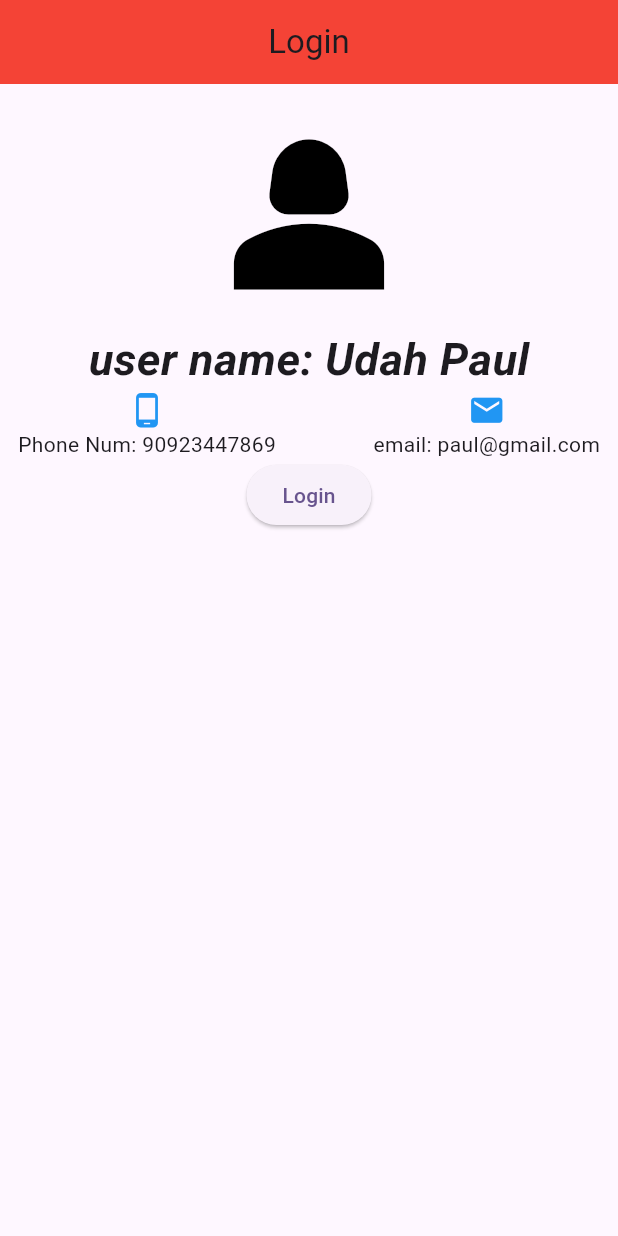
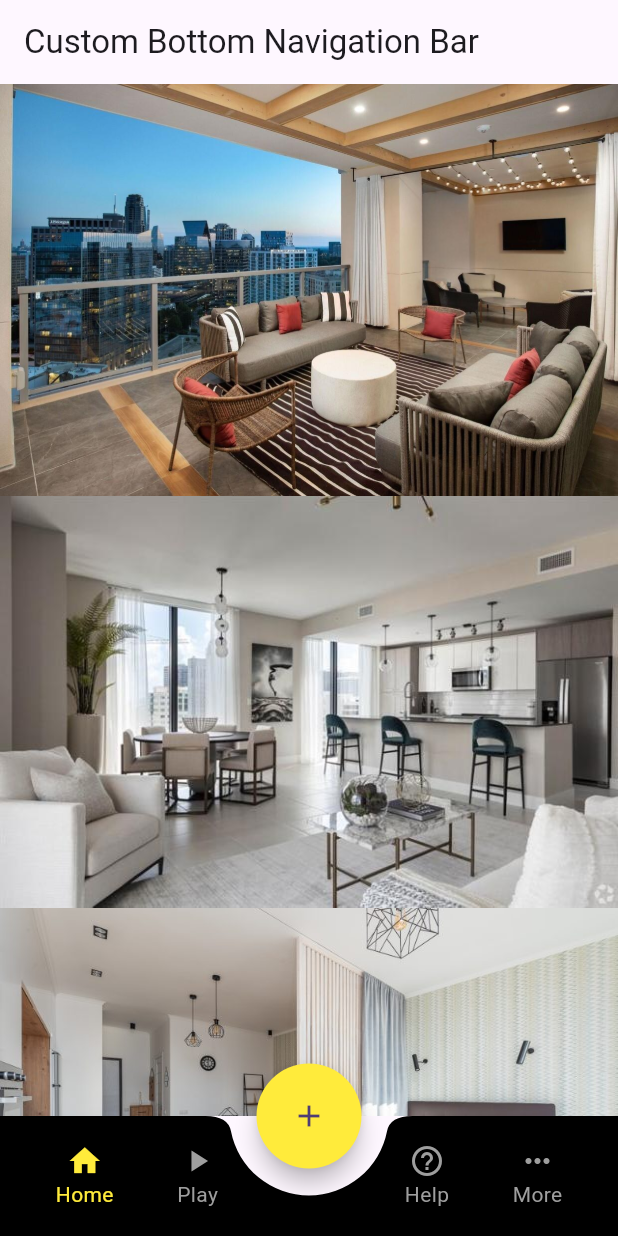
Before and after one commit to Zackcodder/test_app, a Flutter app: the screen it shows after launch, on a phone screen of 412 x 824 dp. Run offline on Flutter 3.47's test engine with Material 3 defaults, Android fonts, the phone set to English and light mode, and no system bars; network calls fail.

```diff
--- /dev/null
+++ b/lib/bottom_nav.dart
@@ -0,0 +1,93 @@
+import 'package:flutter/material.dart';
+
+class BottomNavBar extends StatefulWidget {
+  const BottomNavBar({super.key});
+
+  @override
+  State<BottomNavBar> createState() => _BottomNavBarState();
+}
+
+class _BottomNavBarState extends State<BottomNavBar> {
+  int _selectedIndex = 0;
+
+  void _onItemTapped(int index) {
+    setState(() {
+      _selectedIndex = index;
+    });
+  }
+
+  @override
+  Widget build(BuildContext context) {
+    return Scaffold(
+      appBar: AppBar(
+        title: const Text('Custom Bottom Navigation Bar'),
+      ),
+      body: ListView(
+        scrollDirection: Axis.vertical,
+        children: [
+          ///first house
+          Image.asset('assets/house.jpg'),
+
+          ///2nd house
+          Image.asset('assets/house1.jpg'),
+
+          ///3rd house
+          Image.asset('assets/house2.jpg'),
+
+          ///4th house
+          Image.asset('assets/house3.png'),
+
+          ///internet image
+          Image.network(
+              'https://cdn.pixabay.com/photo/2015/04/23/22/00/tree-736885_640.jpg')
+        ],
+      ),
+      // Center(
+      //   child: Text('Selected Tab: $_selectedIndex'),
+      // ),
+      bottomNavigationBar: BottomAppBar(
+        color: Colors.black,
+        shape: const CircularNotchedRectangle(),
+        notchMargin: 18.0,
+        child: Row(
+          mainAxisAlignment: MainAxisAlignment.spaceAround,
+          children: [
+            _buildNavItem(Icons.home, 'Home', 0),
+            _buildNavItem(Icons.play_arrow, 'Play', 1),
+            const SizedBox(width: 40), // Space for the floating action button
+            _buildNavItem(Icons.help_outline, 'Help', 2),
+            _buildNavItem(Icons.more_horiz, 'More', 3),
+          ],
+        ),
+      ),
+      floatingActionButtonLocation: FloatingActionButtonLocation.centerDocked,
+      floatingActionButton: SizedBox(
+        height: 100,
+        width: 70,
+        child: FloatingActionButton(
+          backgroundColor: Colors.yellow,
+          shape: const CircleBorder(),
+          onPressed: () {
+            // Action for the FAB
+          },
+          child: const Icon(Icons.add),
+        ),
+      ),
+    );
+  }
+
+  Widget _buildNavItem(IconData icon, String label, int index) {
+    Color color = _selectedIndex == index ? Colors.yellow : Colors.grey;
+    return GestureDetector(
+      onTap: () => _onItemTapped(index),
+      child: Column(
+        mainAxisSize: MainAxisSize.min,
+        mainAxisAlignment: MainAxisAlignment.center,
+        children: [
+          Icon(icon, color: color),
+          Text(label, style: TextStyle(color: color)),
+        ],
+      ),
+    );
+  }
+}
--- a/lib/houses_screen.dart
+++ b/lib/houses_screen.dart
@@ -11,39 +11,38 @@ class HousesScreen extends StatelessWidget {
         backgroundColor: Colors.blue,
       ),
       body: Container(
-          height: MediaQuery.of(context).size.height,
-          padding: EdgeInsets.all(23),
-          color: Colors.green,
-          child: Image.network(
-              'https://cdn.pixabay.com/photo/2015/04/23/22/00/tree-736885_640.jpg')
-          // ListView(
-          //   scrollDirection: Axis.vertical,
-          //   children: [
-          //     ///first house
-          //     Container(
-          //       height: MediaQuery.of(context).size.height,
-          //       child: Column(
-          //         children: [
-          //           Image.asset('assets/house.jpg'),
-          //           Text('This is my first apartment')
-          //         ],
-          //       ),
-          //     ),
+        height: MediaQuery.of(context).size.height,
+        padding: EdgeInsets.all(23),
+        color: Colors.green,
+        child: ListView(
+          scrollDirection: Axis.vertical,
+          children: [
+            ///first house
+            Container(
+              height: MediaQuery.of(context).size.height,
+              child: Column(
+                children: [
+                  Image.asset('assets/house.jpg'),
+                  Text('This is my first apartment')
+                ],
+              ),
+            ),
 
-          //     ///2nd house
-          //     Image.asset('assets/house1.jpg'),
+            ///2nd house
+            Image.asset('assets/house1.jpg'),
 
-          //     ///3rd house
-          //     Image.asset('assets/house2.jpg'),
+            ///3rd house
+            Image.asset('assets/house2.jpg'),
 
-          //     ///4th house
-          //     Image.asset('assets/house3.png'),
+            ///4th house
+            Image.asset('assets/house3.png'),
 
-          //     ///internet image
-          //     // AssetImage('https://cdn.pixabay.com/photo/2015/04/23/22/00/tree-736885_640.jpg')
-          //   ],
-          // ),
-          ),
+            ///internet image
+            Image.network(
+                'https://cdn.pixabay.com/photo/2015/04/23/22/00/tree-736885_640.jpg')
+          ],
+        ),
+      ),
     );
   }
 }
--- a/lib/main.dart
+++ b/lib/main.dart
@@ -1,4 +1,5 @@
 import 'package:flutter/material.dart';
+import 'package:test_app/bottom_nav.dart';
 import 'package:test_app/login_screen.dart';
 import 'package:test_app/my_home_page.dart';
 
@@ -18,8 +19,7 @@ class MyApp extends StatelessWidget {
         colorScheme: ColorScheme.fromSeed(seedColor: Colors.deepPurple),
         useMaterial3: true,
       ),
-      home: const LoginScreen(),
-      // const MyHomePage(title: 'Flutter Demo Home Page'),
+      home: const BottomNavBar(),
     );
   }
 }
```
